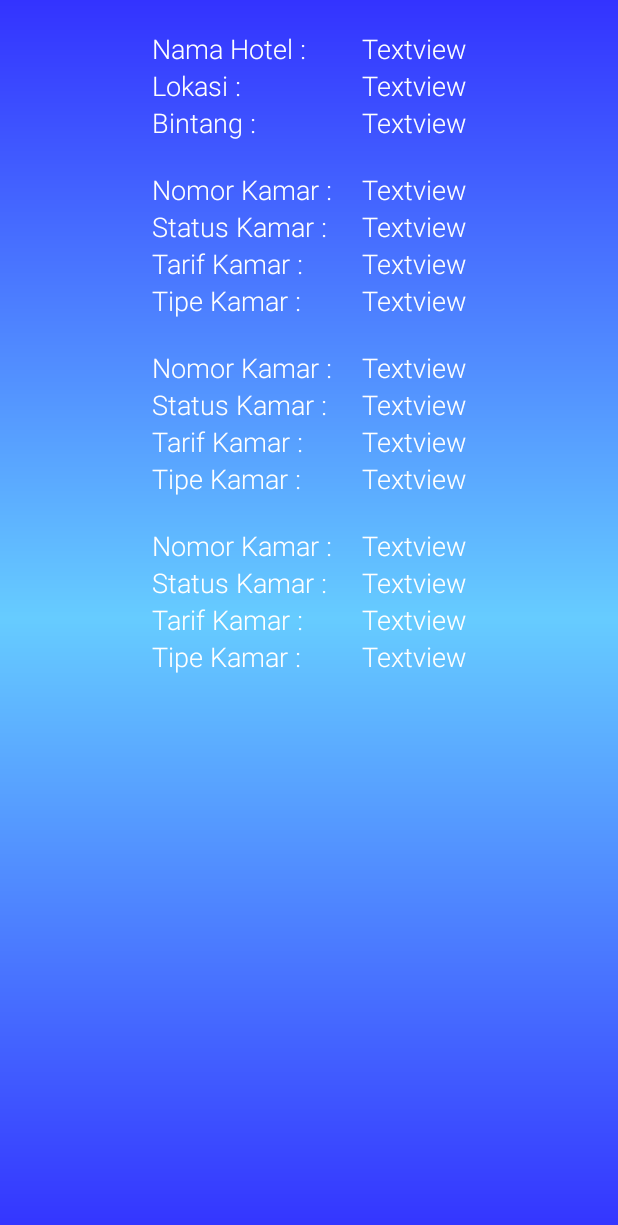
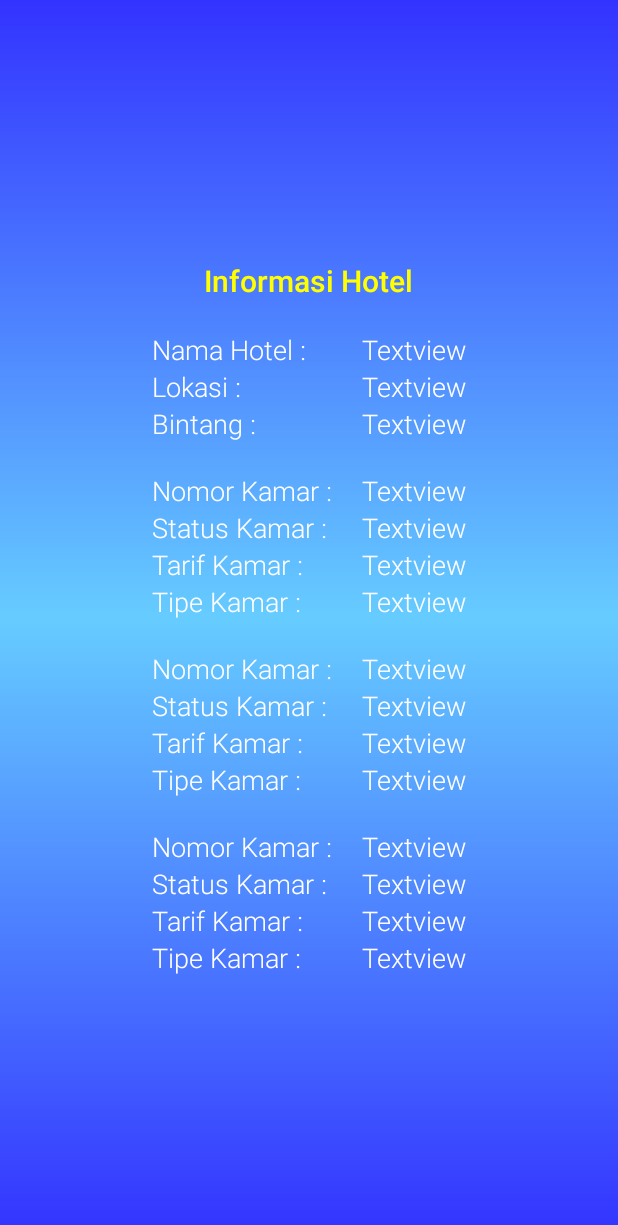
Before and after one commit to lutfim22/JHotel_Android, an Android app: the InfoHotelActivity screen opened directly, with no data from a screen before it, on a phone screen of 412 x 824 dp. Shown: the top 1225 px of the screen. Run offline under Robolectric (Android 15) with nearby library versions, the phone set to English and light mode, and no system bars; our stand-ins replace Volley; network calls fail.

Commit message:
Modul 10

```diff
--- a/app/src/main/AndroidManifest.xml
+++ b/app/src/main/AndroidManifest.xml
@@ -6,7 +6,7 @@
     <uses-permission android:name="android.permission.INTERNET" />
 
     <application
-        android:icon="@drawable/ic_launcher"
+        android:icon="@drawable/ic_launcher_hotel"
         android:label="@string/app_name"
         android:allowBackup="true"
         android:fullBackupContent="true"
--- a/app/src/main/java/com/android/jhotel_android_luthfi/DashboardActivity.java
+++ b/app/src/main/java/com/android/jhotel_android_luthfi/DashboardActivity.java
@@ -33,7 +33,6 @@ public class DashboardActivity extends AppCompatActivity {
         }
 
         btn_pesan.setOnClickListener(new View.OnClickListener() {
-
             @Override
             public void onClick(View view) {
                 // Menampilkan screen pesan
@@ -82,7 +81,7 @@ public class DashboardActivity extends AppCompatActivity {
 
     @Override
     public boolean onOptionsItemSelected(MenuItem item) {
-        Toast.makeText(this, "Selected Item: " +item.getTitle(), Toast.LENGTH_SHORT).show();
+        Toast.makeText(this, item.getTitle()+" berhasil", Toast.LENGTH_SHORT).show();
         switch (item.getItemId()) {
             case R.id.logoutmenu:
                 Intent intent = new Intent(getApplicationContext(), LoginActivity.class);
--- a/app/src/main/java/com/android/jhotel_android_luthfi/InfoHotelActivity.java
+++ b/app/src/main/java/com/android/jhotel_android_luthfi/InfoHotelActivity.java
@@ -1,7 +1,10 @@
 package com.android.jhotel_android_luthfi;
 
 import android.app.Activity;
+import android.content.DialogInterface;
+import android.content.Intent;
 import android.os.Bundle;
+import android.support.v7.app.AlertDialog;
 import android.widget.TextView;
 
 import com.android.volley.RequestQueue;
@@ -25,7 +28,10 @@ public class InfoHotelActivity extends Activity{
         super.onCreate(savedInstanceState);
         setContentView(R.layout.info_hotel_layout);
 
-        /*
+        fetchHotel();
+    }
+
+    public void fetchHotel(){
         final TextView namaHotel = findViewById(R.id.nama_hotel);
         final TextView lokasiHotel = findViewById(R.id.lokasi);
         final TextView bintangHotel = findViewById(R.id.bintang);
@@ -42,7 +48,6 @@ public class InfoHotelActivity extends Activity{
         final TextView dailyTariff3 = findViewById(R.id.daily_tariff3);
         final TextView tipeKamar3 = findViewById(R.id.tipe_kamar3);
 
-
         Response.Listener<String> responseListener = new Response.Listener<String>() {
             @Override
             public void onResponse(String response) {
@@ -50,49 +55,44 @@ public class InfoHotelActivity extends Activity{
                     JSONArray jsonResponse = new JSONArray(response);
                     JSONObject hotel = jsonResponse.getJSONObject(0).getJSONObject("hotel");
                     JSONObject lokasi = hotel.getJSONObject("lokasi");
-                    Hotel h = new Hotel(hotel.getInt("id"), hotel.getString("nama"),
-                            new Lokasi(lokasi.getDouble("x"), lokasi.getDouble("y"), lokasi.getString("deskripsi")),
-                            hotel.getInt("bintang"));
-                    listHotel.add(h);
+                    namaHotel.setText(hotel.getString("nama"));
+                    lokasiHotel.setText(lokasi.getString("deskripsi"));
+                    bintangHotel.setText(String.valueOf(hotel.getInt("bintang")));
 
-                    for (int i = 0; i < jsonResponse.length(); i++) {
-                        JSONObject room = jsonResponse.getJSONObject(i);
-                        Room room1 = new Room(room.getString("nomorKamar"), room.getString("statusKamar"),
-                                room.getDouble("dailyTariff"), room.getString("tipeKamar"));
-                        listRoom.add(room1);
-                    }
+                    JSONObject room1 = jsonResponse.getJSONObject(0);
+                    nomorKamar1.setText(room1.getString("nomorKamar"));
+                    statusKamar1.setText(room1.getString("statusKamar"));
+                    dailyTariff1.setText(String.valueOf(room1.getDouble("dailyTariff")));
+                    tipeKamar1.setText(room1.getString("tipeKamar"));
+
+                    JSONObject room2 = jsonResponse.getJSONObject(1);
+                    nomorKamar2.setText(room2.getString("nomorKamar"));
+                    statusKamar2.setText(room2.getString("statusKamar"));
+                    dailyTariff2.setText(String.valueOf(room2.getDouble("dailyTariff")));
+                    tipeKamar2.setText(room2.getString("tipeKamar"));
+
+                    JSONObject room3 = jsonResponse.getJSONObject(2);
+                    nomorKamar3.setText(room3.getString("nomorKamar"));
+                    statusKamar3.setText(room3.getString("statusKamar"));
+                    dailyTariff3.setText(String.valueOf(room3.getDouble("dailyTariff")));
+                    tipeKamar3.setText(room3.getString("tipeKamar"));
                 }catch (JSONException e1) {
-                    e1.printStackTrace();
+                    AlertDialog.Builder builder = new AlertDialog.Builder(InfoHotelActivity.this);
+                    builder.setMessage("Data gagal dimuat")
+                            .setCancelable(false)
+                            .setPositiveButton("OK", new DialogInterface.OnClickListener() {
+                                public void onClick(DialogInterface dialog, int id) {
+                                    Intent i = new Intent(InfoHotelActivity.this, DashboardActivity.class);
+                                    startActivity(i);
+                                }
+                            });
+                    AlertDialog alert = builder.create();
+                    alert.show();
                 }
             }
         };
         MenuRequest menuRequest = new MenuRequest(responseListener);
         RequestQueue queue = newRequestQueue(this);
         queue.add(menuRequest);
-
-
-        Hotel h1 = listHotel.get(0);
-        namaHotel.setText(h1.getNama());
-        lokasiHotel.setText(h1.getLokasi().getDeskripsi());
-        bintangHotel.setText(String.valueOf(h1.getBintang()));
-
-        Room r1 = listRoom.get(0);
-        nomorKamar1.setText(r1.getRoomNumber());
-        statusKamar1.setText(r1.getStatusKamar());
-        dailyTariff1.setText(String.valueOf(r1.getDailyTariff()));
-        tipeKamar1.setText(r1.getTipeKamar());
-
-        Room r2 = listRoom.get(0);
-        nomorKamar2.setText(r2.getRoomNumber());
-        statusKamar2.setText(r2.getStatusKamar());
-        dailyTariff2.setText(String.valueOf(r2.getDailyTariff()));
-        tipeKamar2.setText(r2.getTipeKamar());
-
-        Room r3 = listRoom.get(0);
-        nomorKamar3.setText(r3.getRoomNumber());
-        statusKamar3.setText(r3.getStatusKamar());
-        dailyTariff3.setText(String.valueOf(r3.getDailyTariff()));
-        tipeKamar3.setText(r3.getTipeKamar());
-        */
     }
 }
--- a/app/src/main/res/layout/info_hotel_layout.xml
+++ b/app/src/main/res/layout/info_hotel_layout.xml
@@ -7,6 +7,25 @@
     android:background="@drawable/backgroundcolor"
     tools:context="com.android.jhotel_android_luthfi.SelesaiPesananActivity">
 
+    <LinearLayout
+        android:layout_width="match_parent"
+        android:layout_height="match_parent"
+        android:gravity="center"
+        android:orientation="vertical">
+        <LinearLayout
+            android:layout_width="match_parent"
+            android:layout_height="wrap_content"
+            android:gravity="top|center_horizontal">
+
+            <TextView
+                android:id="@+id/registerClickable"
+                android:layout_width="wrap_content"
+                android:layout_height="wrap_content"
+                android:text="@string/informasi_hotel"
+                android:textSize="20sp"
+                android:textStyle="bold"
+                android:textColor="@color/yellow" />
+        </LinearLayout>
         <RelativeLayout
             android:id="@+id/tampilan"
             android:layout_width="match_parent"
@@ -298,3 +317,4 @@
                 android:textColor="@color/white"/>
         </RelativeLayout>
     </LinearLayout>
+</LinearLayout>
--- a/app/src/main/res/values/strings.xml
+++ b/app/src/main/res/values/strings.xml
@@ -43,4 +43,5 @@
     <string name="tarif_kamar">Tarif Kamar :</string>
     <string name="tipe_kamar">Tipe Kamar :</string>
     <string name="pesan_kamar_hotel">Pesan Kamar Hotel</string>
+    <string name="informasi_hotel">Informasi Hotel</string>
 </resources>
```
Also changed, not shown: app/src/main/java/com/android/jhotel_android_luthfi/BuatPesananActivity.java (+11 -0 lines), app/src/main/java/com/android/jhotel_android_luthfi/SelesaiPesananActivity.java (+13 -6 lines), app/src/main/res/drawable-hdpi/ic_launcher.png (deleted), app/src/main/res/drawable-mdpi/ic_launcher.png (deleted), app/src/main/res/drawable-xhdpi/ic_launcher.png (deleted), app/src/main/res/drawable-xxhdpi/ic_launcher.png (deleted), app/src/main/res/drawable/ic_launcher_hotel.png (added). Lines whose indentation alone changed are shown as unchanged.
